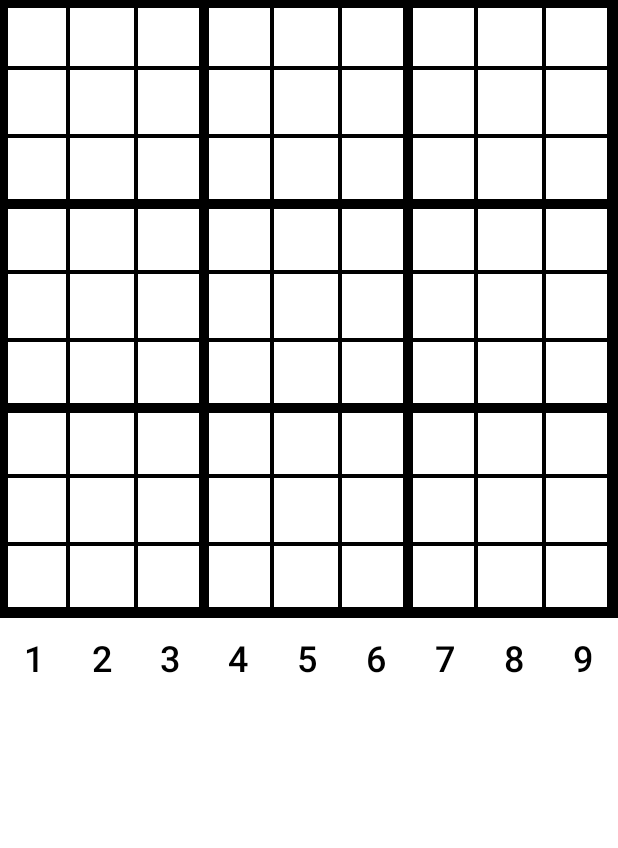
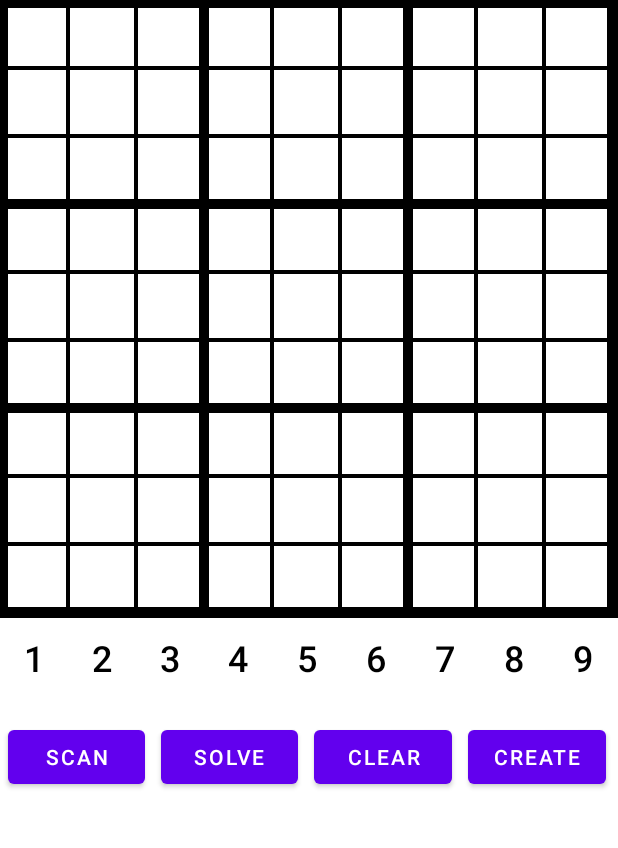
Before and after one commit to chicken4tor/Coursework_Cherniayev_IPS32, an Android app: the screen it shows after launch (MainActivity), on a phone screen of 412 x 824 dp, the part 84-932 px from its top. Run offline under Robolectric (Android 15) with nearby library versions, the phone set to English and light mode, and no system bars.

```diff
--- a/app/src/main/java/com/cherniayev/sudokuscannersolver/MainActivity.java
+++ b/app/src/main/java/com/cherniayev/sudokuscannersolver/MainActivity.java
@@ -4,11 +4,14 @@ import androidx.appcompat.app.AppCompatActivity;
 
 import android.os.Bundle;
 import android.view.View;
+import android.widget.Button;
 
 public class MainActivity extends AppCompatActivity {
 
     private SudokuBoard gameBoard;
     private Solver gameBoardSolver;
+
+    private Button solveButton, createButton, scanButton, clearButton;
 
     @Override
     protected void onCreate(Bundle savedInstanceState) {
@@ -17,6 +20,11 @@ public class MainActivity extends AppCompatActivity {
 
         gameBoard = findViewById(R.id.SudokuBoard);
         gameBoardSolver = gameBoard.getSolver();
+
+        solveButton = findViewById(R.id.solveButton);
+        createButton = findViewById(R.id.createButton);
+        scanButton = findViewById(R.id.scanButton);
+        clearButton = findViewById(R.id.clearButton);
     }
 
     public void buttonOnePress(View view) {
@@ -63,4 +71,20 @@ public class MainActivity extends AppCompatActivity {
         gameBoardSolver.setNumberPosition(9);
         gameBoard.invalidate();
     }
+
+    public void buttonSolvePress(View view) {
+
+    }
+
+    public void buttonScanPress(View view) {
+
+    }
+
+    public void buttonClearPress(View view) {
+
+    }
+
+    public void buttonCreatePress(View view) {
+
+    }
 }
--- a/app/src/main/java/com/cherniayev/sudokuscannersolver/Solver.java
+++ b/app/src/main/java/com/cherniayev/sudokuscannersolver/Solver.java
@@ -18,7 +18,7 @@ public class Solver {
         //Заповнюємо нашу доску нулями. 0 = пуста клітинка
         for (int r = 0; r < 9; r++) {
             for (int c = 0; c < 9; c++) {
-                board [r][c] = 0;
+                board[r][c] = 0;
             }
         }
 
@@ -41,20 +41,54 @@ public class Solver {
         if (this.selectedRow != -1 && this.selectedColumn != -1) {
             //Якщо користувач помилився, то він може натиснути на той самий номер у вибраній
             //клітинці щоб зробити клітинку знов пустою
-            if (this.board[this.selectedRow-1][this.selectedColumn-1] == num) {
-                this.board[this.selectedRow-1][this.selectedColumn-1] = 0;
+            if (this.board[this.selectedRow - 1][this.selectedColumn - 1] == num) {
+                this.board[this.selectedRow - 1][this.selectedColumn - 1] = 0;
             } else {
                 //В зворотньому випадку присвоїти клітинці значення, яке вибрав користувач
-                this.board[this.selectedRow-1][this.selectedColumn-1] = num;
+                this.board[this.selectedRow - 1][this.selectedColumn - 1] = num;
             }
         }
     }
 
-    public int[][] getBoard(){
+    private boolean checkСorrectness(int row, int column) {
+        //Умова щоб перевіряти тільки не пусті клітиночки
+        if (this.board[row][column] > 0) {
+            for (int i = 0; i < 9; i++) {
+                //Перевірка рядка
+                // row != i - Умова щоб не перевіряти одну й ту ж саму клітинку
+                if (this.board[i][column] == this.board[row][column] && row != i) {
+                    return false;
+                }
+
+                //Перевірка колонки
+                if (this.board[row][i] == this.board[row][column] && column != i) {
+                    return false;
+                }
+
+                int boxRow = row / 3;
+                int boxColumn = column / 3;
+
+                for (int r = boxRow * 3; r < boxRow * 3 + 3; r++) {
+                    for (int c = boxColumn * 3; c < boxColumn * 3 + 3; c++) {
+                        if (this.board[r][c] == this.board[row][boxColumn]
+                                && row != r && column != c) {
+                            return false;
+                        }
+                    }
+                }
+            }
+        }
+
+        return true;
+    }
+
+    public int[][] getBoard() {
         return this.board;
     }
 
-    public ArrayList<ArrayList<Object>> getEmptyBoxIndex() {return this.emptyBoxIndex;}
+    public ArrayList<ArrayList<Object>> getEmptyBoxIndex() {
+        return this.emptyBoxIndex;
+    }
 
     public int getSelectedRow() {
         return selectedRow;
@@ -68,6 +102,8 @@ public class Solver {
         return selectedColumn;
     }
 
-    public void setSelectedColumn(int c) { selectedColumn = c; }
+    public void setSelectedColumn(int c) {
+        selectedColumn = c;
+    }
 
 }
--- a/app/src/main/res/layout/activity_main.xml
+++ b/app/src/main/res/layout/activity_main.xml
@@ -130,4 +130,53 @@
 
     </LinearLayout>
 
+    <LinearLayout
+        android:layout_width="409dp"
+        android:layout_height="48dp"
+        android:layout_marginTop="16dp"
+        android:orientation="horizontal"
+        custom:layout_constraintStart_toStartOf="parent"
+        custom:layout_constraintTop_toBottomOf="@+id/linearLayout">
+
+        <Button
+            android:id="@+id/scanButton"
+            android:layout_width="80dp"
+            android:layout_height="wrap_content"
+            android:layout_marginLeft="5dp"
+            android:layout_marginRight="5dp"
+            android:layout_weight="1"
+            android:onClick="buttonScanPress"
+            android:text="@string/Scan" />
+
+        <Button
+            android:id="@+id/solveButton"
+            android:layout_width="80dp"
+            android:layout_height="wrap_content"
+            android:layout_marginLeft="5dp"
+            android:layout_marginRight="5dp"
+            android:layout_weight="1"
+            android:onClick="buttonSolvePress"
+            android:text="@string/Solve" />
+
+        <Button
+            android:id="@+id/clearButton"
+            android:layout_width="80dp"
+            android:layout_height="wrap_content"
+            android:layout_marginLeft="5dp"
+            android:layout_marginRight="5dp"
+            android:layout_weight="1"
+            android:onClick="buttonClearPress"
+            android:text="@string/Clear" />
+
+        <Button
+            android:id="@+id/createButton"
+            android:layout_width="80dp"
+            android:layout_height="wrap_content"
+            android:layout_marginLeft="5dp"
+            android:layout_marginRight="5dp"
+            android:layout_weight="1"
+            android:onClick="buttonCreatePress"
+            android:text="@string/Create" />
+    </LinearLayout>
+
 </androidx.constraintlayout.widget.ConstraintLayout>
--- a/app/src/main/res/values/strings.xml
+++ b/app/src/main/res/values/strings.xml
@@ -11,4 +11,8 @@
     <string name="Eight">8</string>
     <string name="Nine">9</string>
 
+    <string name="Scan">Scan</string>
+    <string name="Clear">Clear</string>
+    <string name="Solve">Solve</string>
+    <string name="Create">Create</string>
 </resources>
```
